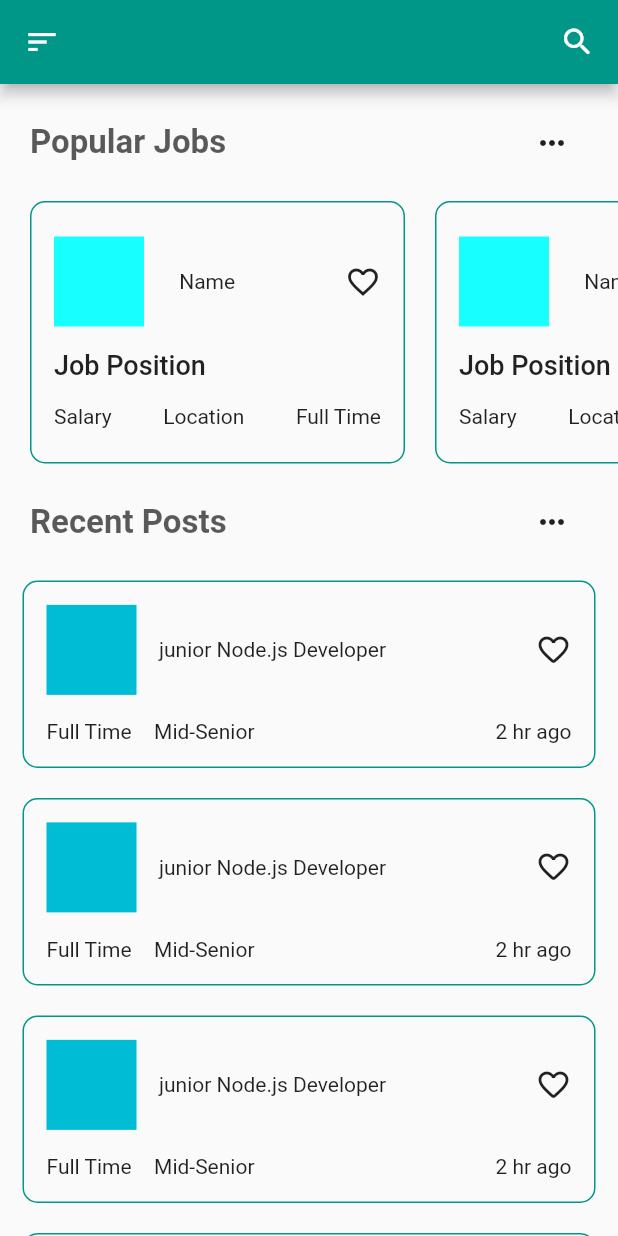
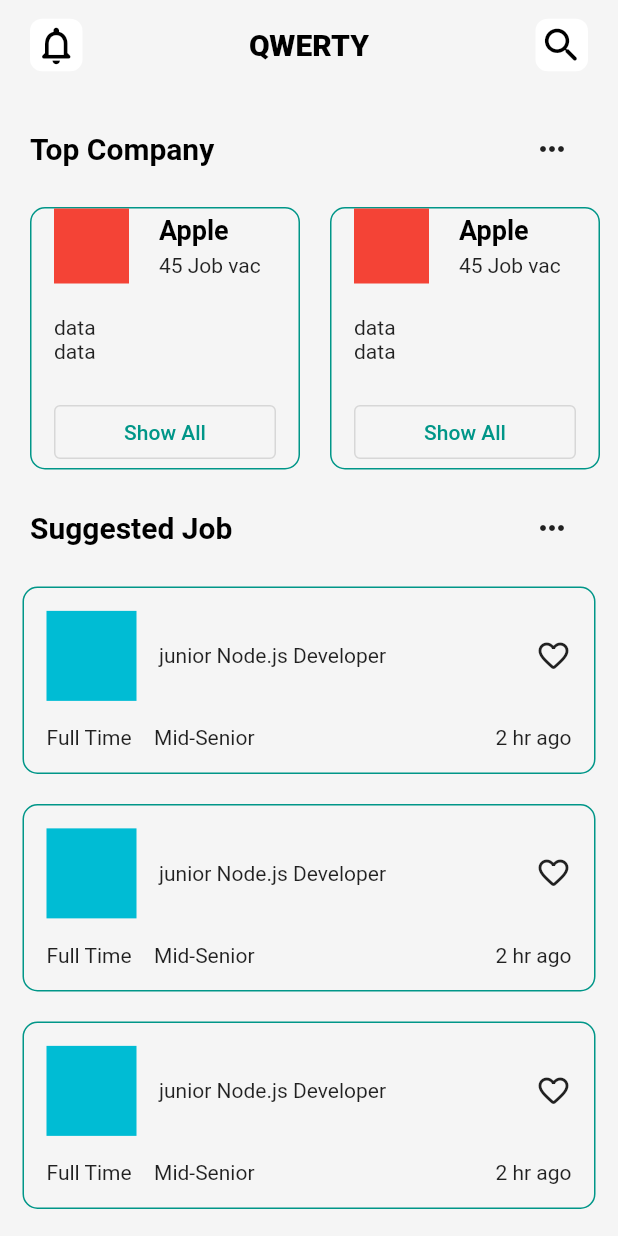
Before and after one commit to thetooaung07/job-portal, a Flutter app: the screen it shows after launch, on a phone screen of 412 x 824 dp. Run offline on Flutter 3.47's test engine with Material 2 defaults, Android fonts, the phone set to English and light mode, and no system bars; our stand-ins replace flutter_svg, get.

Commit message:
reNew UI

```diff
--- a/lib/constants.dart
+++ b/lib/constants.dart
@@ -1,32 +1,33 @@
 import 'package:flutter/material.dart';
 
-const Color kThemeColor = Colors.teal;
-const double kSpacingUnit = 10.00;
+const themeBgColor = Color.fromARGB(255, 245, 245, 245);
+//  TODO: Change Color to linear from up(dark) to down(light) like pale color at bottom
+const btnColor = Color.fromRGBO(35, 35, 35, 1);
+const btnBgColorWhite = Color.fromRGBO(255, 255, 255, 1);
+const btnBgColorGrey = Color.fromRGBO(248, 248, 248, 1);
+const btnBgColorRed = Color.fromRGBO(250, 88, 4, 1);
+const double kSpacingUnit = 10;
+const kHeaderTextStyle = TextStyle(
+  fontSize: 20,
+  color: Colors.black,
+  fontWeight: FontWeight.bold,
+);
+const kLogoTextStyle = TextStyle(
+  fontSize: 20,
+  color: Colors.black,
+  fontWeight: FontWeight.w900,
+);
+const kLabelTextStyle = TextStyle(
+  fontSize: 18,
+  color: Colors.black,
+  fontWeight: FontWeight.w600,
+);
+// TODO: Change font size initialize for error removing
+
 const Color kSilverColor = Color(0xFFF6F7FB);
-const Color kAccentColor = Color(0xFFED5575);
-const Color kPrimaryTextColor = Color(0xFF211D42);
-const Color kSecondaryTextColor = Color(0xFFB9B8CD);
-const Color kBgColor = Color.fromRGBO(251, 251, 251, 1);
 
-class assetsPath {
-  static String iconPath = '/assets/icons';
-  static String imagePath = '/assets/images';
-}
-
-const TextStyle kHeaderTextStyle = TextStyle(
-  fontSize: 22,
-  fontWeight: FontWeight.bold,
-  color: Color.fromARGB(164, 0, 0, 0),
-);
-
-const TextStyle kTitleTextStyle = TextStyle(
-  fontSize: 18,
-  fontWeight: FontWeight.w500,
-);
-const TextStyle kBodyTextStyle = TextStyle(
-  color: kPrimaryTextColor,
-  fontSize: 13,
-);
+const kCaptionTextStyle = TextStyle(fontSize: 18, color: Colors.black);
+const kBodyTextStyle = TextStyle(fontSize: 18, color: Colors.black);
 
 const BoxShadow kCardShadow = BoxShadow(
   color: Color.fromARGB(41, 0, 0, 0),
@@ -34,12 +35,3 @@ const BoxShadow kCardShadow = BoxShadow(
   offset: Offset(1, 1),
   spreadRadius: 1,
 );
-
-const TextStyle kCardBodyTextStyle = TextStyle(
-  color: Colors.white,
-);
-
-const kCaptionTextStyle = TextStyle(
-  color: kSecondaryTextColor,
-  fontSize: 12,
-);
--- a/lib/controller/bottom_nav_bar_controller.dart
+++ b/lib/controller/bottom_nav_bar_controller.dart
@@ -1,6 +1,5 @@
 import 'package:flutter/cupertino.dart';
 import 'package:get/get.dart';
-import 'package:job_portal/routes/routes.dart';
 
 class BottomNavBarController extends GetxController {
   RxInt selectedIndex = 0.obs;
--- a/lib/main.dart
+++ b/lib/main.dart
@@ -1,15 +1,10 @@
 import 'package:flutter/material.dart';
 import 'package:get/get.dart';
-import 'package:job_portal/widgets/bottom_navigation_bar/bottom_nav_bar.dart';
-import 'package:job_portal/widgets/homepage_searchbar.dart';
-import 'package:job_portal/widgets/popular-jobs-container.dart';
-import 'package:job_portal/widgets/recent-posts.container.dart';
-import 'package:job_portal/controller/bottom_nav_bar_controller.dart';
+import 'package:job_portal/constants.dart';
+import 'package:job_portal/widgets/my_app_bar.dart';
+import 'package:job_portal/widgets/top_company_container.dart';
+import 'package:job_portal/widgets/suggested_job_container.dart';
 import 'package:job_portal/routes/routes.dart';
-import 'package:job_portal/view/app_drawer.dart';
-import 'package:job_portal/view/jobs_page.dart';
-import 'package:job_portal/view/notifications_page.dart';
-import 'package:job_portal/view/profile_page.dart';
 
 void main() {
   runApp(const MyApp());
@@ -24,98 +19,10 @@ class MyApp extends StatelessWidget {
       debugShowCheckedModeBanner: false,
       title: 'Job Portal',
       theme: ThemeData(
-        // scaffoldBackgroundColor: Color.fromRGBO(251, 251, 251, 1),
-        // appBarTheme: AppBarTheme(
-        //   textTheme: Theme.of(context).textTheme.apply(
-        //         bodyColor: const Color(0xff22215B),
-        //         displayColor: const Color(0xff22215B),
-        //       ),
-        // ),
-        // textTheme: Theme.of(context).textTheme.apply(
-        //       bodyColor: Colors.white,
-        //       displayColor: Colors.yellow,
-        //     ),
         primarySwatch: Colors.teal,
       ),
       initialRoute: RouteNames.home,
       getPages: routes(),
-    );
-  }
-}
-
-class HomePageWrapper extends StatefulWidget {
-  const HomePageWrapper({Key? key}) : super(key: key);
-
-  @override
-  State<HomePageWrapper> createState() => _HomePageWrapperState();
-}
-
-class _HomePageWrapperState extends State<HomePageWrapper> {
-  double xOffset = 0;
-  double yOffset = 0;
-  double scaleFactor = 1;
-  bool isDrawerOpen = false;
-
-  int selectedIndex = 1;
-  final BottomNavBarController _controller = Get.put(BottomNavBarController());
-
-  @override
-  Widget build(BuildContext context) {
-    return AnimatedContainer(
-      duration: Duration(milliseconds: 250),
-      transform: Matrix4.translationValues(xOffset, yOffset, 0)
-        ..scale(scaleFactor),
-      child: Scaffold(
-        appBar: AppBar(
-          leading: isDrawerOpen
-              ? IconButton(
-                  icon: Icon(
-                    Icons.chevron_left,
-                    size: 35,
-                  ),
-                  onPressed: () {
-                    setState(() {
-                      xOffset = 0;
-                      yOffset = 0;
-                      scaleFactor = 1;
-                      isDrawerOpen = false;
-                    });
-                  },
-                )
-              : IconButton(
-                  icon: Icon(Icons.sort),
-                  onPressed: () {
-                    setState(() {
-                      xOffset = 230;
-                      yOffset = 150;
-                      scaleFactor = 0.6;
-                      isDrawerOpen = true;
-                    });
-                  },
-                ),
-          actions: const [
-            Icon(Icons.search_rounded),
-            SizedBox(
-              width: 15,
-            )
-          ],
-        ),
-        body: HomePage(),
-        // body: PageView(
-        //   children: [
-        //     HomePage(),
-        //     JobsPage(),
-        //     NotificationsPage(),
-        //     ProfilePage(),
-        //   ],
-        //   controller: _controller.pageController,
-        //   physics: NeverScrollableScrollPhysics(),
-        //   onPageChanged: (value) {
-        //     _controller.onPageChange(value);
-        //   },
-        // ),
-        // bottomNavigationBar: BottomNavBar(),
-      ),
     );
   }
 }
@@ -125,41 +32,67 @@ class HomePage extends StatelessWidget {
 
   @override
   Widget build(BuildContext context) {
-    return SingleChildScrollView(
+    return Scaffold(
+      backgroundColor: themeBgColor,
+      body: SingleChildScrollView(
         child: Column(
           children: [
+            MyAppBar(
+              child: Padding(
+                padding: const EdgeInsets.symmetric(horizontal: 20.0),
+                child: Row(
+                    mainAxisAlignment: MainAxisAlignment.spaceBetween,
+                    children: [
+                      CustomButton(
+                        child: Icon(
+                          Icons.notifications_none_rounded,
+                          size: 30,
+                          color: Colors.black,
+                        ),
+                      ),
+                      Text(
+                        "QWERTY",
+                        style: kLogoTextStyle,
+                      ),
+                      CustomButton(
+                        child: Icon(
+                          Icons.search_rounded,
+                          size: 30,
+                          color: Colors.black,
+                        ),
+                      ),
+                    ]),
+              ),
+            ),
             //Search Bar
             // Padding(
             //   padding: EdgeInsets.only(left: 20.0, right: 20.0, top: 20.0),
             //   child: HomePageSearchBar(),
             // ),
             //Popular Job
-          PopularJobsContainer(),
+            TopCompanyContainer(),
             //Recent Post
-          RecentPostsContainer(),
+            SuggestedJobContainer(),
           ],
+        ),
       ),
     );
   }
 }
 
-// class BaseWrapper extends StatefulWidget {
-//   const BaseWrapper({Key? key}) : super(key: key);
+class CustomButton extends StatelessWidget {
+  final Widget child;
+  const CustomButton({Key? key, required this.child}) : super(key: key);
 
-//   @override
-//   State<BaseWrapper> createState() => _BaseWrapperState();
-// }
-
-// class _BaseWrapperState extends State<BaseWrapper> {
-//   @override
-//   Widget build(BuildContext context) {
-//     return Scaffold(
-//       body: Stack(
-//         children: [
-//           AppDrawer(),
-//           HomePageWrapper(),
-//         ],
-//       ),
-//     );
-//   }
-// }
+  @override
+  Widget build(BuildContext context) {
+    return Container(
+        height: 35,
+        width: 35,
+        decoration: BoxDecoration(
+          borderRadius: BorderRadius.circular(8),
+          color: btnBgColorWhite,
+        ),
+        child: child);
+  }
+}
--- a/lib/routes/routes.dart
+++ b/lib/routes/routes.dart
@@ -22,7 +22,7 @@ class RouteNames {
 routes() => [
       GetPage(
         name: RouteNames.home,
-        page: () => const HomePageWrapper(),
+        page: () => const HomePage(),
       ),
       GetPage(
         name: RouteNames.popularJobs,
--- a/lib/view/app_drawer.dart
+++ b/lib/view/app_drawer.dart
@@ -79,7 +79,7 @@ class AppDrawer extends StatelessWidget {
                         ),
                         Text(
                           item["title"],
-                          style: kTitleTextStyle.copyWith(
+                          style: kLabelTextStyle.copyWith(
                               color: Color.fromARGB(167, 255, 255, 255)),
                         ),
                       ],
@@ -101,7 +101,7 @@ class AppDrawer extends StatelessWidget {
                   ),
                   Text(
                     "Settings",
-                    style: kTitleTextStyle.copyWith(
+                    style: kLabelTextStyle.copyWith(
                         color: Colors.white, fontWeight: FontWeight.bold),
                   ),
                   Container(
@@ -112,7 +112,7 @@ class AppDrawer extends StatelessWidget {
                   ),
                   Text(
                     "Log Out",
-                    style: kTitleTextStyle.copyWith(
+                    style: kLabelTextStyle.copyWith(
                         color: Colors.white, fontWeight: FontWeight.bold),
                   )
                 ],
--- a/lib/view/most_relevent_tab.dart
+++ b/lib/view/most_relevent_tab.dart
@@ -1,6 +1,6 @@
 import 'package:flutter/material.dart';
 import 'package:job_portal/widgets/job-post-card-vt.dart';
-import 'package:job_portal/widgets/recent-posts.container.dart';
+import 'package:job_portal/widgets/suggested_job_container.dart';
 
 class MostReleventTab extends StatelessWidget {
   const MostReleventTab({Key? key}) : super(key: key);
--- a/lib/view/popular_jobs/popular_jobs_page.dart
+++ b/lib/view/popular_jobs/popular_jobs_page.dart
@@ -1,6 +1,6 @@
 import 'package:flutter/material.dart';
 import 'package:job_portal/widgets/job-post-card-vt.dart';
-import 'package:job_portal/widgets/recent-posts.container.dart';
+import 'package:job_portal/widgets/suggested_job_container.dart';
 
 class PopularJobsPage extends StatelessWidget {
   const PopularJobsPage({Key? key}) : super(key: key);
--- a/lib/view/recent_posts/most_recent_tab.dart
+++ b/lib/view/recent_posts/most_recent_tab.dart
@@ -1,6 +1,6 @@
 import 'package:flutter/cupertino.dart';
 import 'package:job_portal/widgets/job-post-card-vt.dart';
-import 'package:job_portal/widgets/recent-posts.container.dart';
+import 'package:job_portal/widgets/suggested_job_container.dart';
 
 class MostRecentTab extends StatelessWidget {
   const MostRecentTab({Key? key}) : super(key: key);
--- a/lib/view/recent_posts/recent_posts_page.dart
+++ b/lib/view/recent_posts/recent_posts_page.dart
@@ -1,6 +1,6 @@
 import 'package:flutter/material.dart';
 import 'package:job_portal/widgets/job-post-card-vt.dart';
-import 'package:job_portal/widgets/recent-posts.container.dart';
+import 'package:job_portal/widgets/suggested_job_container.dart';
 
 class RecentPostsPage extends StatelessWidget {
   const RecentPostsPage({Key? key}) : super(key: key);
--- a/lib/widgets/job-post-card-hr.dart
+++ b/lib/widgets/job-post-card-hr.dart
@@ -1,6 +1,7 @@
 import 'package:flutter/material.dart';
 import 'package:get/get.dart';
 import 'package:job_portal/constants.dart';
+import 'package:job_portal/main.dart';
 import 'package:job_portal/routes/routes.dart';
 
 class JobPostCardHr extends StatelessWidget {
@@ -21,48 +22,55 @@ class JobPostCardHr extends StatelessWidget {
             // color: Colors.teal,
             // boxShadow: [kCardShadow],
           ),
-        padding: EdgeInsets.symmetric(horizontal: 15, vertical: 15),
-        width: 250,
+          padding: EdgeInsets.symmetric(horizontal: 15),
+          width: 180,
           child: Column(
-          mainAxisAlignment: MainAxisAlignment.spaceAround,
+            mainAxisAlignment: MainAxisAlignment.spaceBetween,
             crossAxisAlignment: CrossAxisAlignment.start,
             children: [
               Row(
-              mainAxisAlignment: MainAxisAlignment.spaceBetween,
-              children: [
-                Expanded(
-                  child: Row(
                 children: [
                   Container(
-                        color: Colors.cyanAccent,
-                        width: 60,
-                        height: 60,
+                    height: 50,
+                    width: 50,
+                    color: Colors.red,
                   ),
                   SizedBox(
                     width: 20,
                   ),
-                      Text(" Name"),
+                  Expanded(
+                    child: Column(
+                      crossAxisAlignment: CrossAxisAlignment.start,
+                      mainAxisAlignment: MainAxisAlignment.spaceBetween,
+                      children: [
+                        Text(
+                          "Apple",
+                          style: kLabelTextStyle,
+                        ),
+                        SizedBox(
+                          height: 5,
+                        ),
+                        Text("45 Job vac"),
                       ],
                     ),
-                ),
-                Icon(Icons.favorite_border_outlined),
+                  )
                 ],
               ),
-            Text(
-              "Job Position",
-              style: kTitleTextStyle,
-            ),
-            Row(
-              mainAxisAlignment: MainAxisAlignment.spaceBetween,
+              Column(
                 children: [
-                Text("Salary"),
-                Text("Location"),
-                Text("Full Time"),
+                  Text("data"),
+                  Text("data"),
                 ],
               ),
-          ],
+              Container(
+                width: Get.width,
+                child: OutlinedButton(
+                  onPressed: () {},
+                  child: Text("Show All"),
                 ),
               ),
+            ],
+          )),
     );
   }
 }
--- /dev/null
+++ b/lib/widgets/my_app_bar.dart
@@ -0,0 +1,18 @@
+import 'package:flutter/material.dart';
+import 'package:get/get.dart';
+
+class MyAppBar extends StatelessWidget {
+  final Widget child;
+  const MyAppBar({Key? key, required this.child}) : super(key: key);
+
+  @override
+  Widget build(BuildContext context) {
+    return Container(
+      padding: EdgeInsets.only(top: MediaQuery.of(context).viewPadding.top),
+      width: Get.width,
+      height: MediaQuery.of(context).viewPadding.top + 60,
+      decoration: BoxDecoration(color: Colors.transparent),
+      child: child,
+    );
+  }
+}
--- a/lib/widgets/recent-posts.container.dart
+++ b/lib/widgets/suggested_job_container.dart
@@ -2,18 +2,17 @@ import 'package:flutter/material.dart';
 import 'package:get/get.dart';
 import 'package:job_portal/widgets/job-post-card-vt.dart';
 import 'package:job_portal/widgets/showAllTextBanner.dart';
-import 'package:job_portal/constants.dart';
 import 'package:job_portal/routes/routes.dart';
 
-class RecentPostsContainer extends StatelessWidget {
-  const RecentPostsContainer({Key? key}) : super(key: key);
+class SuggestedJobContainer extends StatelessWidget {
+  const SuggestedJobContainer({Key? key}) : super(key: key);
 
   @override
   Widget build(BuildContext context) {
     return Column(
       children: [
         ShowAllTextBanner(
-          title: "Recent Posts",
+          title: "Suggested Job",
           onPressed: () => Get.toNamed(RouteNames.recentPosts),
         ),
         JobPostCardVt(),
--- a/lib/widgets/popular-jobs-container.dart
+++ b/lib/widgets/top_company_container.dart
@@ -2,11 +2,10 @@ import 'package:flutter/material.dart';
 import 'package:get/get.dart';
 import 'package:job_portal/widgets/job-post-card-hr.dart';
 import 'package:job_portal/widgets/showAllTextBanner.dart';
-import 'package:job_portal/constants.dart';
 import 'package:job_portal/routes/routes.dart';
 
-class PopularJobsContainer extends StatelessWidget {
-  const PopularJobsContainer({Key? key}) : super(key: key);
+class TopCompanyContainer extends StatelessWidget {
+  const TopCompanyContainer({Key? key}) : super(key: key);
 
   @override
   Widget build(BuildContext context) {
@@ -14,7 +13,7 @@ class PopularJobsContainer extends StatelessWidget {
       crossAxisAlignment: CrossAxisAlignment.start,
       children: [
         ShowAllTextBanner(
-          title: "Popular Jobs",
+          title: "Top Company",
           onPressed: () => Get.toNamed(RouteNames.popularJobs),
         ),
         Container(
```
Also changed, not shown: lib/view/job_details_page.dart (+4 -4 lines), lib/view/search_page/filter_bottom_sheet.dart (+4 -4 lines), lib/widgets/homepage_searchbar.dart (+68 -68 lines). Lines whose indentation alone changed are shown as unchanged.
